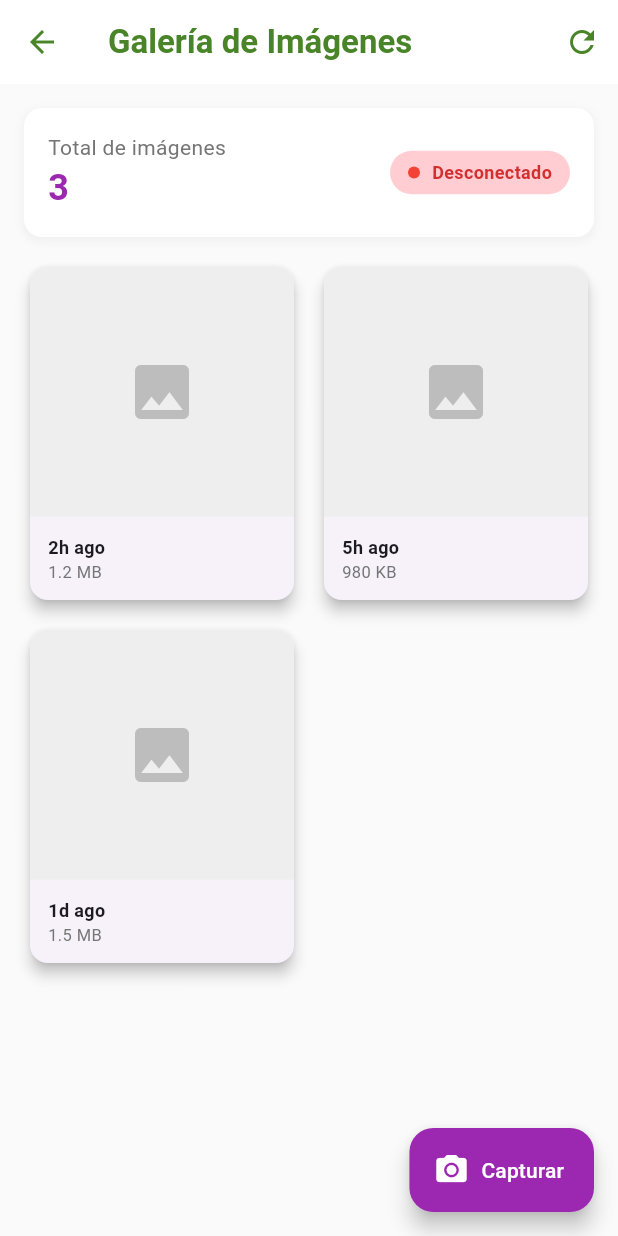
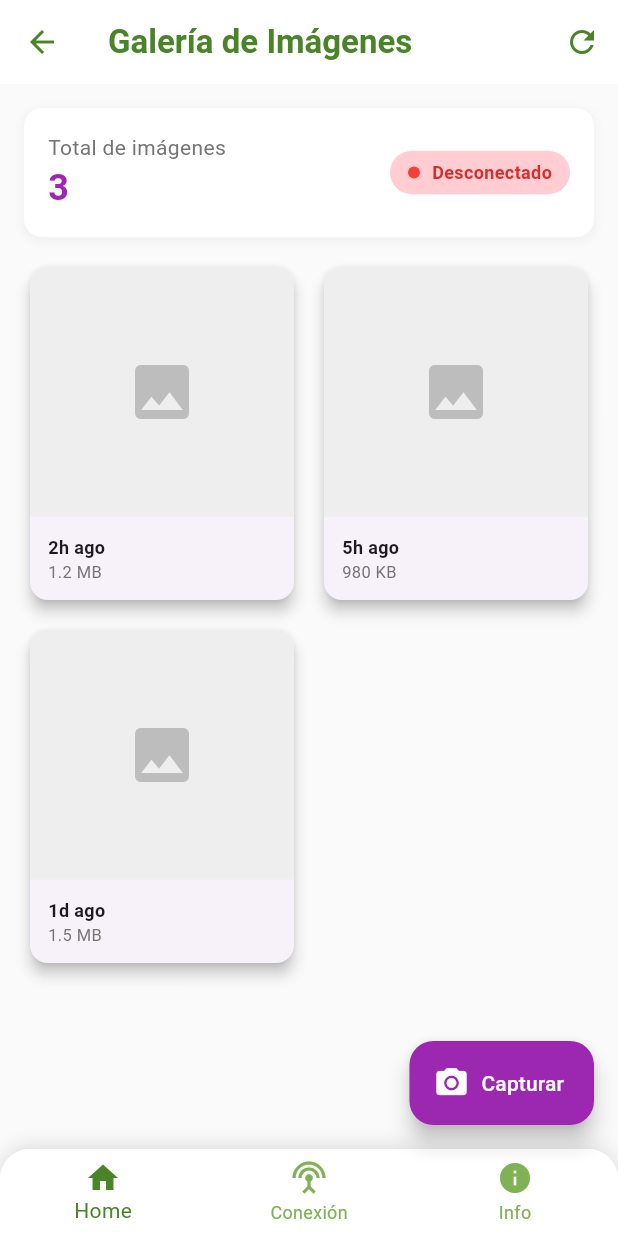
Before and after one commit to CarlaGF19/Iot_Mobile, a Flutter app: the ImageGalleryScreen screen opened by its route, on a phone screen of 412 x 824 dp. Run offline on Flutter 3.47's test engine with Material 3 defaults, Android fonts, the light colour scheme and no system bars; our stand-ins replace fl_chart, go_router, shared_preferences; accounts and stored records are empty.

Commit message:
kas: nueva interfaz

```diff
--- a/lib/screens/image_gallery_screen.dart
+++ b/lib/screens/image_gallery_screen.dart
@@ -2,6 +2,7 @@ import 'package:flutter/material.dart';
 import 'package:shared_preferences/shared_preferences.dart';
 import 'image_detail_screen.dart';
 import '../models/image_data.dart';
+import '../widgets/bottom_navigation_widget.dart';
 
 class ImageGalleryScreen extends StatefulWidget {
   const ImageGalleryScreen({super.key});
@@ -278,6 +279,7 @@ class _ImageGalleryScreenState extends State<ImageGalleryScreen> {
             : const Icon(Icons.camera_alt),
         label: Text(isCapturing ? 'Capturando...' : 'Capturar'),
       ),
+      bottomNavigationBar: const BottomNavigationWidget(currentIndex: 0), // Índice 0 para "Home"
     );
   }
 
--- a/lib/screens/sensor_dashboard_screen.dart
+++ b/lib/screens/sensor_dashboard_screen.dart
@@ -2,6 +2,7 @@ import 'package:flutter/material.dart';
 import 'package:shared_preferences/shared_preferences.dart';
 
 import 'sensor_detail_page.dart';
+import '../widgets/bottom_navigation_widget.dart';
 
 class SensorDashboardScreen extends StatefulWidget {
   final String ip;
@@ -139,6 +140,7 @@ class _SensorDashboardScreenState extends State<SensorDashboardScreen> {
           ],
         ),
       ),
+      bottomNavigationBar: const BottomNavigationWidget(currentIndex: 1), // Índice 1 para "Conexión"
     );
   }
 }
```
